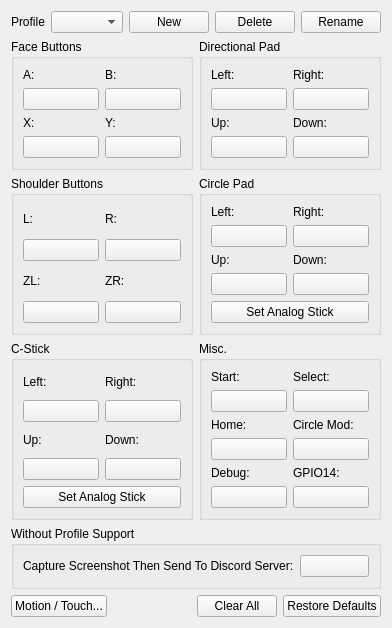
Old version of the form src/citra_qt/configuration/configure_input.ui in the repository tbsp/citra-valentin.
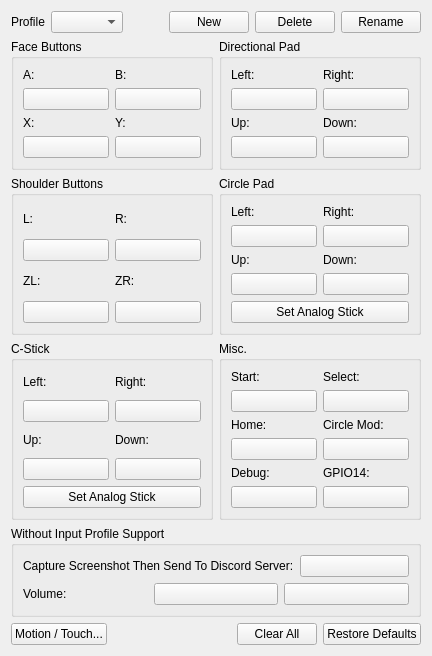
New version of the form.

Patch:
```diff
--- a/src/citra_qt/configuration/configure_input.ui
+++ b/src/citra_qt/configuration/configure_input.ui
@@ -2,14 +2,6 @@
 <ui version="4.0">
  <class>ConfigureInput</class>
  <widget class="QWidget" name="ConfigureInput">
-  <property name="geometry">
-   <rect>
-    <x>0</x>
-    <y>0</y>
-    <width>374</width>
-    <height>620</height>
-   </rect>
-  </property>
   <property name="windowTitle">
    <string>ConfigureInput</string>
   </property>
@@ -639,7 +631,7 @@
      <item row="4" column="0" colspan="2">
       <widget class="QGroupBox" name="groupBox">
        <property name="title">
-        <string>Without Profile Support</string>
+        <string>Without Input Profile Support</string>
        </property>
        <layout class="QVBoxLayout" name="verticalLayout_8">
         <item>
@@ -660,6 +652,31 @@
           </item>
          </layout>
         </item>
+        <item>
+         <layout class="QHBoxLayout" name="horizontalLayout_4">
+          <item>
+           <widget class="QLabel" name="label_7">
+            <property name="text">
+             <string>Volume:</string>
+            </property>
+           </widget>
+          </item>
+          <item>
+           <widget class="QPushButton" name="button_increase_volume">
+            <property name="text">
+             <string/>
+            </property>
+           </widget>
+          </item>
+          <item>
+           <widget class="QPushButton" name="button_decrease_volume">
+            <property name="text">
+             <string/>
+            </property>
+           </widget>
+          </item>
+         </layout>
+        </item>
        </layout>
       </widget>
      </item>
```
